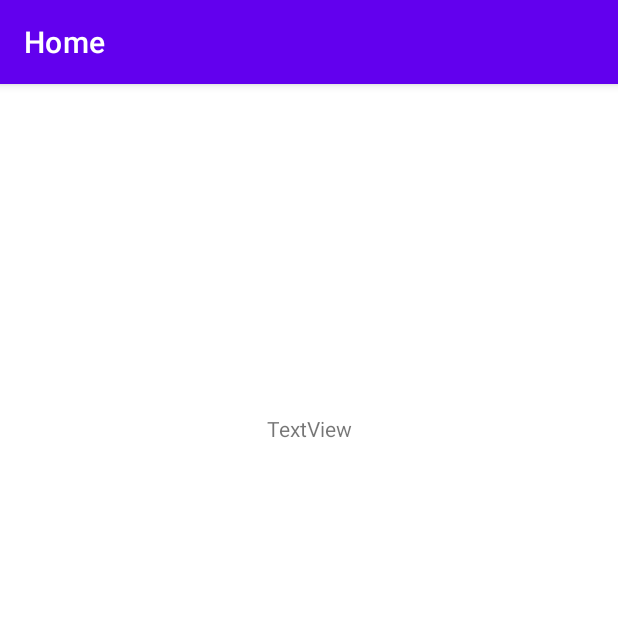
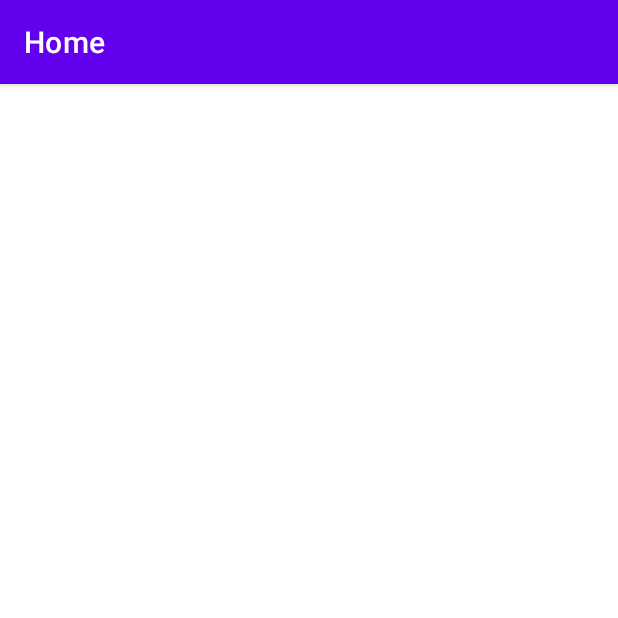
Before and after one commit to Kevin-Jian-Git/2022-Monash-Stethoscope, an Android app: the screen it shows after launch (MainActivity), on a phone screen of 412 x 824 dp, the top half of it. Run offline under Robolectric (Android 15) with nearby library versions, the phone set to English and light mode, and no system bars; our stand-ins replace navigation-ui; 1 statement that could not run was skipped.

Commit message:
Removed Cpp functions

```diff
--- a/AndroidStudio/app/src/main/java/com/example/koalascope/MainActivity.java
+++ b/AndroidStudio/app/src/main/java/com/example/koalascope/MainActivity.java
@@ -38,18 +38,7 @@ public class MainActivity extends AppCompatActivity {
         NavController navController = Navigation.findNavController(this, R.id.nav_host_fragment_activity_main);
         NavigationUI.setupActionBarWithNavController(this, navController, appBarConfiguration);
         NavigationUI.setupWithNavController(binding.navView, navController);
-
-        TextView t = findViewById(R.id.textView2);
-        // t.setText(stringFromJNI());
-        t.setText(Double.toString(multiply(13,4)));
     }
 
-    /**
-     * A native method that is implemented by the 'koalascope' native library,
-     * which is packaged with this application.
-     */
-    public native String stringFromJNI();
-
-    public native double multiply(double a, double b);
 
 }
--- a/AndroidStudio/app/src/main/res/layout/fragment_home.xml
+++ b/AndroidStudio/app/src/main/res/layout/fragment_home.xml
@@ -20,13 +20,4 @@
         app:layout_constraintStart_toStartOf="parent"
         app:layout_constraintTop_toTopOf="parent" />
 
-    <TextView
-        android:id="@+id/textView2"
-        android:layout_width="wrap_content"
-        android:layout_height="wrap_content"
-        android:text="TextView"
-        app:layout_constraintBottom_toTopOf="@+id/text_home"
-        app:layout_constraintEnd_toEndOf="parent"
-        app:layout_constraintStart_toStartOf="parent"
-        app:layout_constraintTop_toTopOf="parent" />
 </androidx.constraintlayout.widget.ConstraintLayout>
```
Also changed, not shown: 1 other file.
